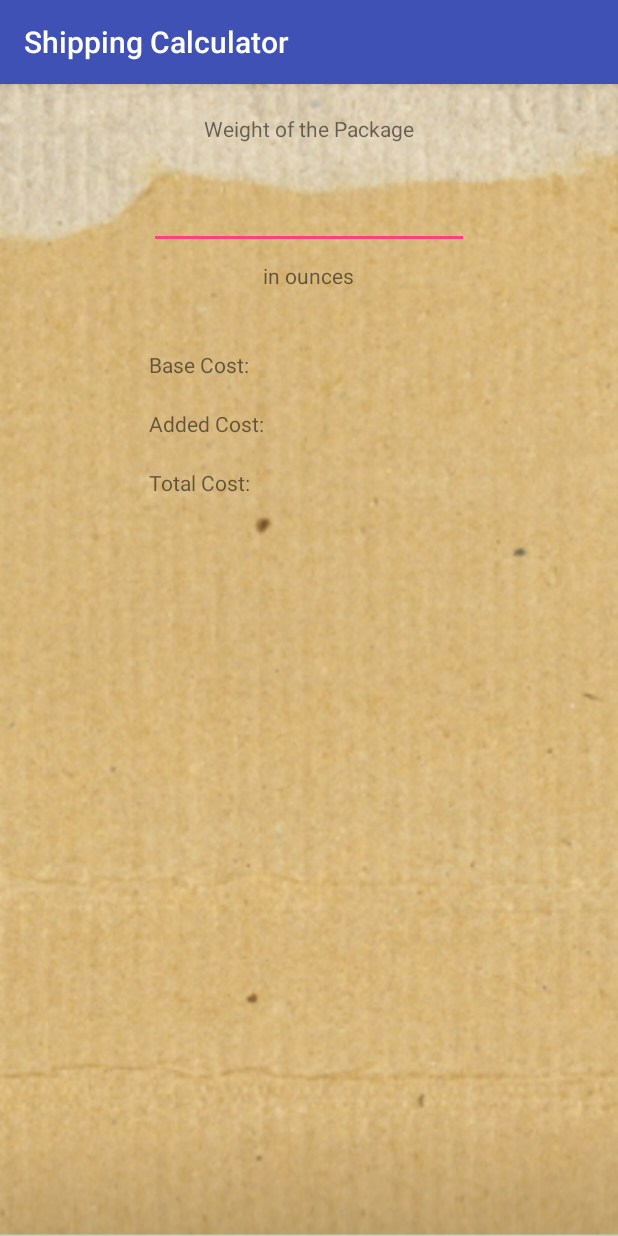
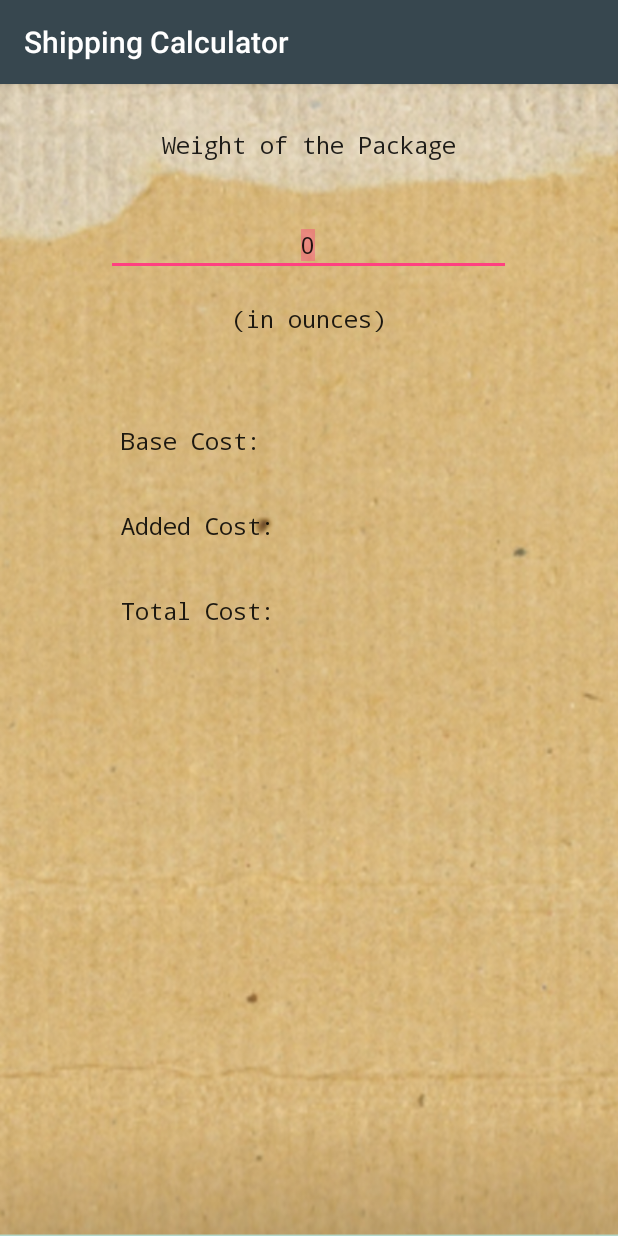
Before and after one commit to ttran1272/ShippingCalculator, an Android app: the screen it shows after launch (MainActivity), on a phone screen of 412 x 824 dp. Run offline under Robolectric (Android 15) with nearby library versions, the phone set to English and light mode, and no system bars.

Commit message:
Updaded the file toward finishing the project

```diff
--- a/app/src/main/java/edu/orangecoastcollege/cs273/ttran1272/shippingcalculator/ShipItem.java
+++ b/app/src/main/java/edu/orangecoastcollege/cs273/ttran1272/shippingcalculator/ShipItem.java
@@ -1,99 +1,120 @@
 package edu.orangecoastcollege.cs273.ttran1272.shippingcalculator;
+
 
 /**
  * Created by ttran1272 on 9/19/2017.
+ * A class that calculate the cost to ship a package, given base cost, weight, and additional cost
  */
 
 public class ShipItem {
 
-    private final double BASECOSTPERWEIGHT;
-    private final int BASEWEIGHT;
-    private final int STEPWEIGHT;
+    private final double BASE_COST_PER_WEIGHT = 3.00;
+    private final int BASE_WEIGHT = 16;
+    private final int STEP_WEIGHT = 4;
 
+    // Create instance variables
     private double weight;
+    private double remainingWeight;
+    private double addedCostPerWeight;
+    private double totalAddedCost;
     private double totalCost;
-    private double addedCost;
-    private double totalAddedCost;
-    private double remainingWeight;
 
-    /**
-     * Constructor
-     * @param weight
-     */
-    public ShipItem(double weight) {
-        BASECOSTPERWEIGHT = 3.00;
-        BASEWEIGHT = 16;
-        STEPWEIGHT = 4;
-
-        this.weight = weight;
-        addedCost = 0.0;
+    public ShipItem(){
+        weight = 0.0;
         remainingWeight = 0.0;
+        addedCostPerWeight = 0.0;
+        totalAddedCost = 0.0;
         totalCost = 0.0;
-        totalAddedCost = 0.0;
     }
 
-    public double getBASECOSTPERWEIGHT() {
-        return BASECOSTPERWEIGHT;
+    public double getBaseCostPerWeight() {
+        return BASE_COST_PER_WEIGHT;
     }
 
     public double getWeight() {
         return weight;
     }
 
-    public int getBASEWEIGHT() {
-        return BASEWEIGHT;
+    public double getRemainingWeight() {
+        return remainingWeight;
     }
 
-    public int getSTEPWEIGHT() {
-        return STEPWEIGHT;
+    public double getAddedCostPerWeight() {
+        return addedCostPerWeight;
+    }
+
+    public double getTotalAddedCost() {
+        return totalAddedCost;
     }
 
     public double getTotalCost() {
         return totalCost;
     }
 
-    public double getAddedCost() {
-        return addedCost;
-    }
-
-    public double getRemainingWeight() {
-        return remainingWeight;
-    }
 
     public void setWeight(double weight) {
         this.weight = weight;
     }
 
-    public double calAddedCostAmt(double rWeight) {
+    public void setAddedCostPerWeight(double addedCostPerWeight) {
+        this.addedCostPerWeight = addedCostPerWeight;
+    }
 
-        if (rWeight <= STEPWEIGHT){
-            addedCost += 0.5;
-            totalAddedCost += rWeight * addedCost;
+    public void setTotalAddedCost(double totalAddedCost) {
+        this.totalAddedCost = totalAddedCost;
+    }
+
+    public void setTotalCost(double totalCost) {
+        this.totalCost = totalCost;
+    }
+
+    /**
+     *  All items weighing more than 16 ounces will have an added charge of $0.50
+     * for each additional 4 ounces (about 16)
+     * @param rWeight: the weight above the base weight (16 ounces)
+     * @return the total cost calculated for the weight above the base weight.
+     * If the remaining weight is greater than the base weight, the function is recalled
+     */
+
+    private double calTotalAddedCost(double rWeight) {
+        addedCostPerWeight += 0.5;
+
+        if (rWeight <= STEP_WEIGHT){
+            totalAddedCost += rWeight * (BASE_COST_PER_WEIGHT + addedCostPerWeight);
         }
         else{
-            totalAddedCost += STEPWEIGHT * addedCost;
-            rWeight -= STEPWEIGHT;
-            calAddedCostAmt(rWeight);
+            totalAddedCost += STEP_WEIGHT * (BASE_COST_PER_WEIGHT + addedCostPerWeight);
+            rWeight -= STEP_WEIGHT;
+            calTotalAddedCost(rWeight);
         }
+
 
         return totalAddedCost;
     }
 
-    public double getTotalAddedCost() {
-        return totalAddedCost;
-    }
 
-    public double calTotalCost() {
+
+    /**
+     * Calculate the total cost to ship a package
+     * For the first 16 ounces: $3.00 / ounce
+     * All items weighing more than 16 ounces: call the method calTotalAddedCost to calculate
+     * the cost for each additional 4 ounces (above 16)
+     * @return totalCost : including the base cost for the first 16 ounce plus the added cost for
+     * the weight above the 16 ounces
+     */
+
+    public void calTotalCost() {
         double addedCostAmt ;
-        if (weight <= BASEWEIGHT){
-            totalCost = BASECOSTPERWEIGHT * weight;
+        setTotalAddedCost(0.0);
+
+        if (weight <= BASE_WEIGHT){
+            totalCost = BASE_COST_PER_WEIGHT * weight;
         }
         else {
-            remainingWeight = weight - BASEWEIGHT;
-            addedCostAmt = calAddedCostAmt(remainingWeight);
-            totalCost = BASECOSTPERWEIGHT * BASEWEIGHT + addedCostAmt;
+            remainingWeight = weight - BASE_WEIGHT;
+            addedCostAmt = calTotalAddedCost(remainingWeight);
+            totalCost = BASE_COST_PER_WEIGHT * BASE_WEIGHT + addedCostAmt;
         }
 
-        return totalCost;
     }
 }
--- a/app/src/main/res/layout/activity_main.xml
+++ b/app/src/main/res/layout/activity_main.xml
@@ -13,7 +13,8 @@
         android:layout_width="wrap_content"
         android:layout_height="wrap_content"
         android:layout_marginTop="20dp"
-        android:text="Weight of the Package"
+        android:text="@string/weight_of_the_package"
+        style="@style/TextStyle"
         android:layout_alignParentTop="true"
         android:layout_centerHorizontal="true"/>
 
@@ -23,7 +24,10 @@
         android:layout_height="wrap_content"
         android:selectAllOnFocus="true"
         android:layout_marginTop="25dp"
-        android:ems="10"
+        style="@style/TextStyle"
+        android:ems="15"
+        android:text="@string/initial_weight"
+        android:gravity="center"
         android:inputType="number"
         android:layout_below="@+id/titleTextView"
         android:layout_centerHorizontal="true"/>
@@ -33,7 +37,8 @@
         android:id="@+id/inOunces"
         android:layout_width="wrap_content"
         android:layout_height="wrap_content"
-        android:text="in ounces"
+        android:text="@string/in_ounces"
+        style="@style/TextStyle"
         android:layout_marginTop="8dp"
         android:layout_below="@+id/weightEditText"
         android:layout_centerHorizontal="true"/>
@@ -42,7 +47,8 @@
         android:id="@+id/baseCostLabel"
         android:layout_width="wrap_content"
         android:layout_height="wrap_content"
-        android:text="Base Cost:"
+        android:text="@string/base_cost"
+        style="@style/TextStyle"
         android:layout_marginTop="40dp"
         android:layout_below="@+id/inOunces"
         android:layout_alignLeft="@+id/weightEditText"/>
@@ -52,6 +58,7 @@
         android:layout_width="wrap_content"
         android:layout_height="wrap_content"
         android:layout_marginTop="40dp"
+        style="@style/TextStyle"
         android:layout_below="@id/inOunces"
         android:layout_alignRight="@+id/weightEditText"/>
 
@@ -59,8 +66,9 @@
         android:id="@+id/addedCostLabel"
         android:layout_width="wrap_content"
         android:layout_height="wrap_content"
-        android:text="Added Cost:"
-        android:layout_marginTop="20dp"
+        android:text="@string/added_cost"
+        style="@style/TextStyle"
+        android:layout_marginTop="15dp"
         android:layout_below="@+id/baseCostLabel"
         android:layout_alignLeft="@+id/weightEditText"/>
 
@@ -68,7 +76,8 @@
         android:id="@+id/addedCostTextView"
         android:layout_width="wrap_content"
         android:layout_height="wrap_content"
-        android:layout_marginTop="20dp"
+        android:layout_marginTop="15dp"
+        style="@style/TextStyle"
         android:layout_below="@id/baseCostTextView"
         android:layout_alignRight="@id/weightEditText"/>
 
@@ -76,8 +85,9 @@
         android:id="@+id/totalCostLabel"
         android:layout_width="wrap_content"
         android:layout_height="wrap_content"
-        android:text="Total Cost:"
-        android:layout_marginTop="20dp"
+        android:text="@string/total_cost"
+        style="@style/TextStyle"
+        android:layout_marginTop="15dp"
         android:layout_below="@+id/addedCostLabel"
         android:layout_alignLeft="@+id/weightEditText"/>
 
@@ -85,7 +95,8 @@
         android:id="@+id/totalCostTextView"
         android:layout_width="wrap_content"
         android:layout_height="wrap_content"
-        android:layout_marginTop="20dp"
+        android:layout_marginTop="15dp"
+        style="@style/TextStyle"
         android:layout_alignRight="@id/weightEditText"
         android:layout_below="@id/addedCostTextView"/>
 
--- a/app/src/main/res/values/colors.xml
+++ b/app/src/main/res/values/colors.xml
@@ -1,8 +1,6 @@
 <?xml version="1.0" encoding="utf-8"?>
 <resources>
-    <color name="colorPrimary">#3F51B5</color>
-    <color name="colorPrimaryDark">#303F9F</color>
+    <color name="colorPrimary">#37474F</color>
+    <color name="colorPrimaryDark">#263238</color>
     <color name="colorAccent">#FF4081</color>
-    <color name="material_blue_grey_800">#37474F</color>
-    <color name="material_blue_grey_900">#263238</color>
 </resources>
--- a/app/src/main/res/values/strings.xml
+++ b/app/src/main/res/values/strings.xml
@@ -1,3 +1,9 @@
 <resources>
     <string name="app_name">Shipping Calculator</string>
+    <string name="weight_of_the_package">Weight of the Package</string>
+    <string name="initial_weight">0</string>
+    <string name="in_ounces">(in ounces)</string>
+    <string name="base_cost">Base Cost:</string>
+    <string name="added_cost">Added Cost:</string>
+    <string name="total_cost">Total Cost:</string>
 </resources>
--- a/app/src/main/res/values/styles.xml
+++ b/app/src/main/res/values/styles.xml
@@ -9,10 +9,9 @@
     </style>
 
     <style name="TextStyle" parent="@android:style/TextAppearance">
-        <item name="android:layout_width">match_parent</item>
-        <item name="android:layout_height">match_parent</item>
         <item name="android:textSize">15sp</item>
         <item name="android:padding">10dp</item>
+        <item name="android:typeface">monospace</item>
     </style>
 
 
```
Also changed, not shown: app/src/main/java/edu/orangecoastcollege/cs273/ttran1272/shippingcalculator/MainActivity.java (+27 -7 lines), app/src/main/res/drawable/wood_box.png (added), app/src/main/res/mipmap-hdpi/ic_launcher.png, app/src/main/res/mipmap-mdpi/ic_launcher.png, app/src/main/res/mipmap-xhdpi/ic_launcher.png, app/src/main/res/mipmap-xxhdpi/ic_launcher.png, app/src/main/res/mipmap-xxxhdpi/ic_launcher.png.
